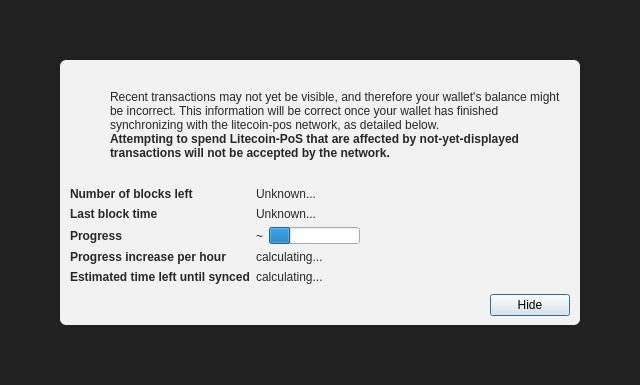
Old version of the form src/qt/forms/modaloverlay.ui in the repository ScooterCoinWallet/wallet-pos.
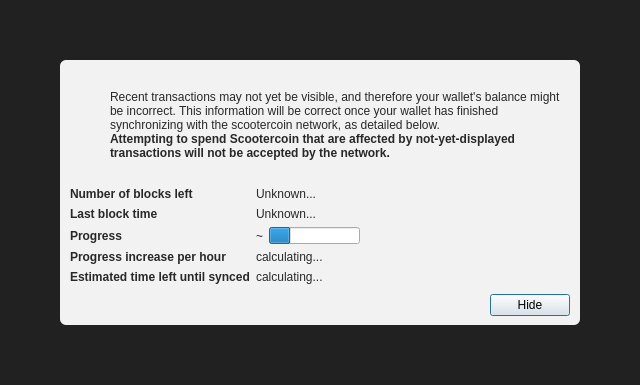
New version of the form. Icons and pictures are not drawn.

Patch:
```diff
--- a/src/qt/forms/modaloverlay.ui
+++ b/src/qt/forms/modaloverlay.ui
@@ -130,7 +130,7 @@
              <item>
               <widget class="QLabel" name="infoText">
                <property name="text">
-                <string>Recent transactions may not yet be visible, and therefore your wallet's balance might be incorrect. This information will be correct once your wallet has finished synchronizing with the litecoin-pos network, as detailed below.</string>
+                <string>Recent transactions may not yet be visible, and therefore your wallet's balance might be incorrect. This information will be correct once your wallet has finished synchronizing with the scootercoin network, as detailed below.</string>
                </property>
                <property name="textFormat">
                 <enum>Qt::RichText</enum>
@@ -149,7 +149,7 @@
                 </font>
                </property>
                <property name="text">
-                <string>Attempting to spend Litecoin-PoS that are affected by not-yet-displayed transactions will not be accepted by the network.</string>
+                <string>Attempting to spend Scootercoin that are affected by not-yet-displayed transactions will not be accepted by the network.</string>
                </property>
                <property name="textFormat">
                 <enum>Qt::RichText</enum>
```
